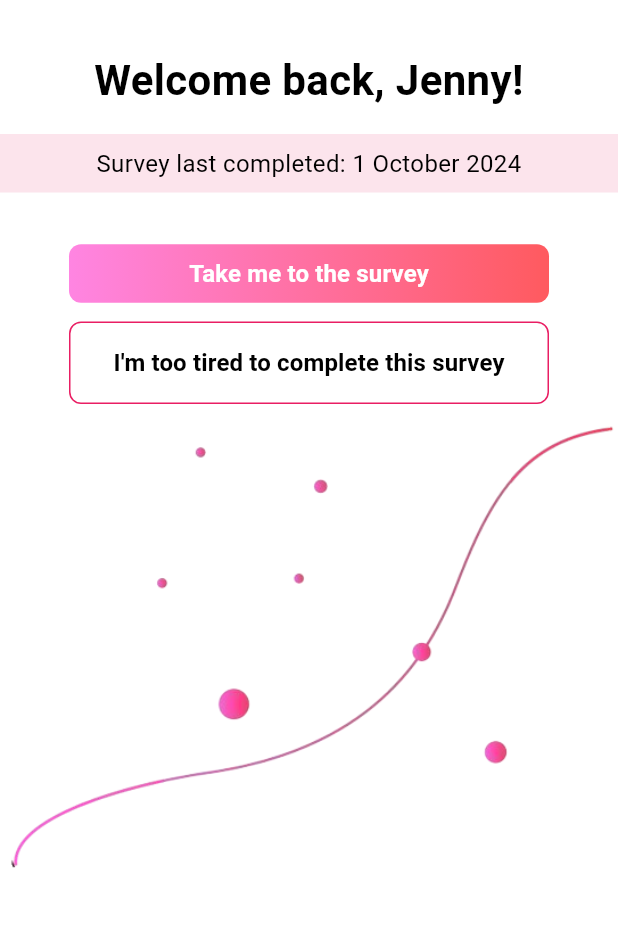
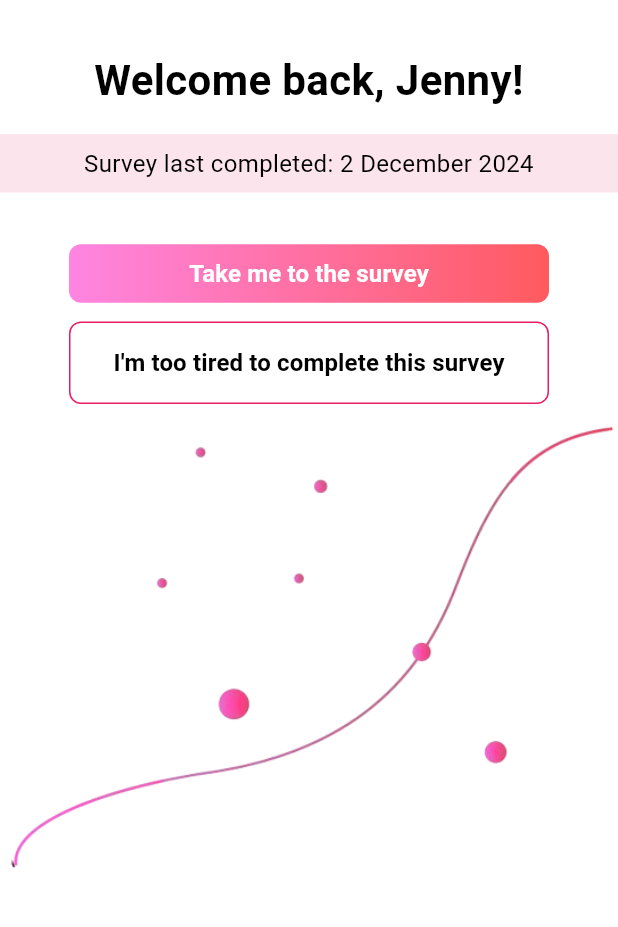
Before and after one commit to anusii/msfatigue, a Flutter app: the WelcomeBackScreen screen opened directly, on a phone screen of 412 x 824 dp, the part 109-1036 px from its top. Run offline on Flutter 3.47's test engine with Material 3 defaults, Android fonts, the phone set to English and light mode, and no system bars; our stand-ins replace flutter_markdown, gap, universal_io; missing offline and left inert: rdflib, solidpod, window_manager.

Commit message:
update welcome back

```diff
--- a/lib/questionnaire/welcome_back.dart
+++ b/lib/questionnaire/welcome_back.dart
@@ -1,4 +1,6 @@
 import 'package:flutter/material.dart';
+
+import 'package:intl/intl.dart';
 
 import 'package:msfatigue/questionnaire/question.dart';
 
@@ -7,6 +9,9 @@ class WelcomeBackScreen extends StatelessWidget {
 
   @override
   Widget build(BuildContext context) {
+    DateTime today = DateTime.now();
+    String formattedDate = DateFormat('d MMMM yyyy').format(today);
+
     return Scaffold(
       backgroundColor: Colors.white,
       appBar: AppBar(
@@ -59,9 +64,9 @@ class WelcomeBackScreen extends StatelessWidget {
                     decoration: BoxDecoration(
                       color: Colors.pink.shade50,
                     ),
-                    child: const Text(
-                      'Survey last completed: 1 October 2024',
-                      style: TextStyle(
+                    child: Text(
+                      'Survey last completed: $formattedDate',
+                      style: const TextStyle(
                         fontSize: 16,
                         color: Colors.black,
                       ),
```
